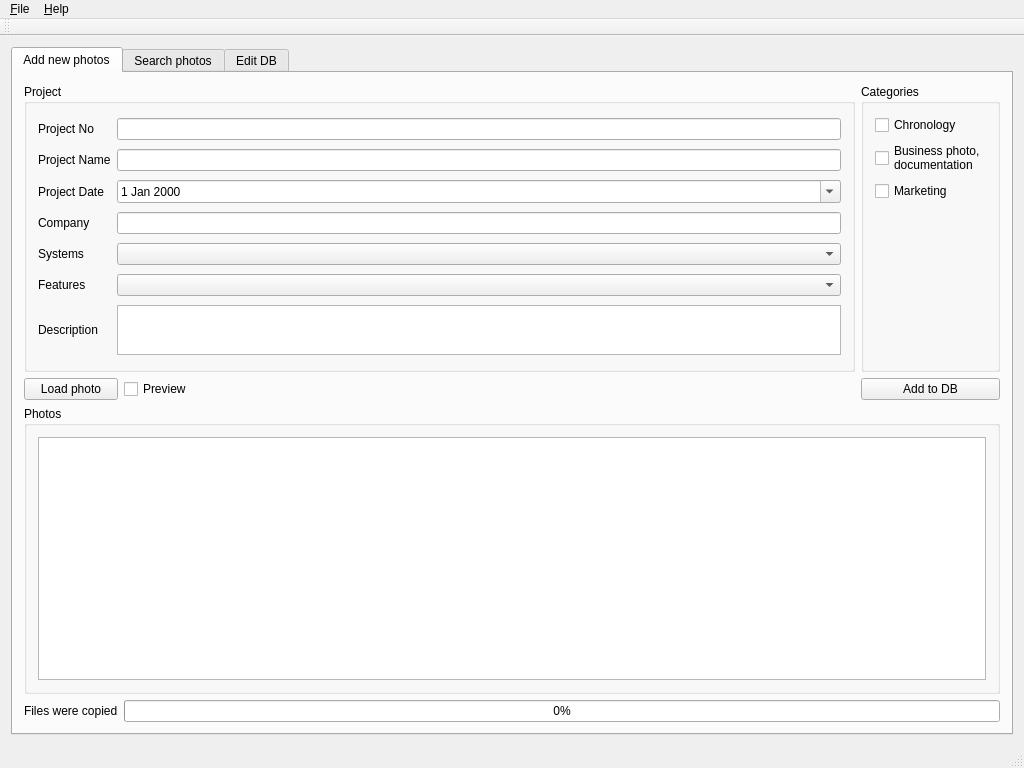
Qt form PhotoManager/mainwindow.ui (pphprj/periphotoproject) before a commit.
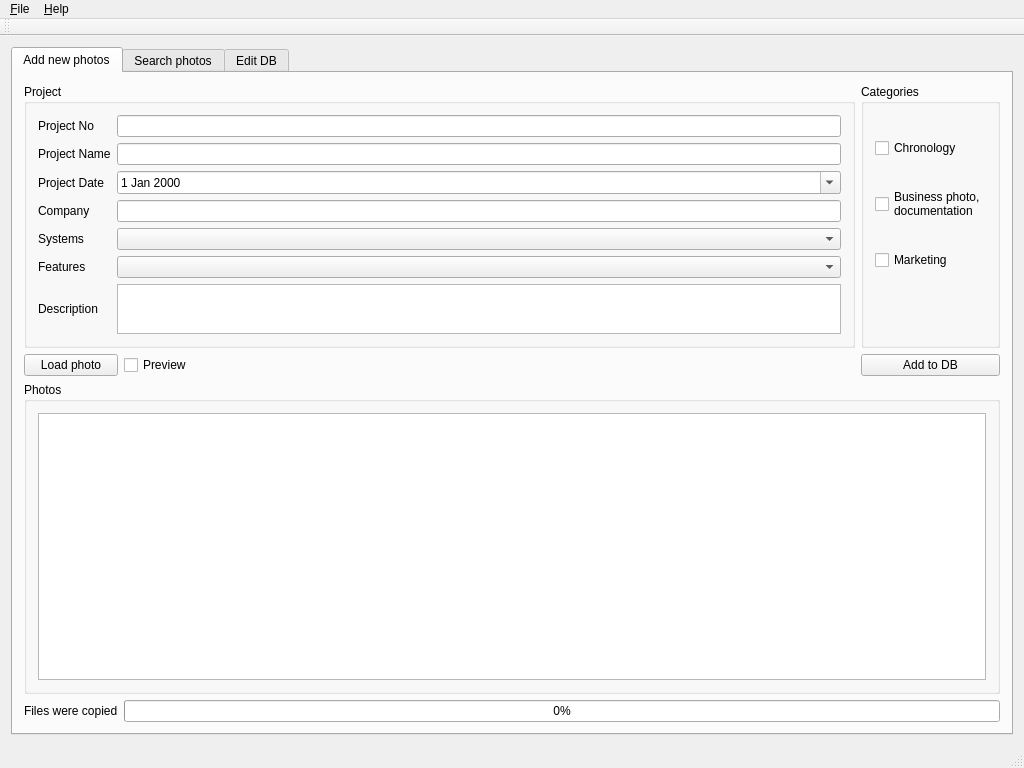
The same form after that commit.

Patch:
```diff
--- a/PhotoManager/mainwindow.ui
+++ b/PhotoManager/mainwindow.ui
@@ -45,45 +45,14 @@
           <string>Add new photos</string>
          </attribute>
          <layout class="QGridLayout" name="gridLayout_5">
-          <item row="1" column="3">
-           <widget class="QPushButton" name="pushButtonAddToDB">
-            <property name="text">
-             <string>Add to DB</string>
-            </property>
-           </widget>
-          </item>
-          <item row="1" column="2">
-           <spacer name="horizontalSpacer">
-            <property name="orientation">
-             <enum>Qt::Horizontal</enum>
-            </property>
-            <property name="sizeHint" stdset="0">
-             <size>
-              <width>40</width>
-              <height>20</height>
-             </size>
-            </property>
-           </spacer>
-          </item>
-          <item row="1" column="0">
-           <widget class="QPushButton" name="pushButtonLoadPhoto">
-            <property name="text">
-             <string>Load photo</string>
-            </property>
-           </widget>
-          </item>
-          <item row="1" column="1">
-           <widget class="QCheckBox" name="checkBoxEnablePreview">
-            <property name="text">
-             <string>Preview</string>
-            </property>
-            <property name="checked">
-             <bool>false</bool>
-            </property>
-           </widget>
-          </item>
           <item row="0" column="0" colspan="3">
            <widget class="QGroupBox" name="groupBoxProject">
+            <property name="sizePolicy">
+             <sizepolicy hsizetype="Preferred" vsizetype="Fixed">
+              <horstretch>0</horstretch>
+              <verstretch>0</verstretch>
+             </sizepolicy>
+            </property>
             <property name="title">
              <string>Project</string>
             </property>
@@ -174,6 +143,12 @@
           </item>
           <item row="0" column="3">
            <widget class="QGroupBox" name="groupBoxCategories">
+            <property name="sizePolicy">
+             <sizepolicy hsizetype="Preferred" vsizetype="Preferred">
+              <horstretch>0</horstretch>
+              <verstretch>0</verstretch>
+             </sizepolicy>
+            </property>
             <property name="title">
              <string>Categories</string>
             </property>
@@ -205,6 +180,9 @@
                <property name="orientation">
                 <enum>Qt::Vertical</enum>
                </property>
+               <property name="sizeType">
+                <enum>QSizePolicy::Preferred</enum>
+               </property>
                <property name="sizeHint" stdset="0">
                 <size>
                  <width>20</width>
@@ -216,7 +194,7 @@
             </layout>
            </widget>
           </item>
-          <item row="4" column="0" colspan="4">
+          <item row="5" column="0" colspan="4">
            <widget class="QGroupBox" name="groupBoxPhotos">
             <property name="title">
              <string>Photos</string>
@@ -238,14 +216,51 @@
             </layout>
            </widget>
           </item>
-          <item row="5" column="1" colspan="3">
+          <item row="2" column="1">
+           <widget class="QCheckBox" name="checkBoxEnablePreview">
+            <property name="text">
+             <string>Preview</string>
+            </property>
+            <property name="checked">
+             <bool>false</bool>
+            </property>
+           </widget>
+          </item>
+          <item row="2" column="3">
+           <widget class="QPushButton" name="pushButtonAddToDB">
+            <property name="text">
+             <string>Add to DB</string>
+            </property>
+           </widget>
+          </item>
+          <item row="2" column="2">
+           <spacer name="horizontalSpacer">
+            <property name="orientation">
+             <enum>Qt::Horizontal</enum>
+            </property>
+            <property name="sizeHint" stdset="0">
+             <size>
+              <width>40</width>
+              <height>20</height>
+             </size>
+            </property>
+           </spacer>
+          </item>
+          <item row="2" column="0">
+           <widget class="QPushButton" name="pushButtonLoadPhoto">
+            <property name="text">
+             <string>Load photo</string>
+            </property>
+           </widget>
+          </item>
+          <item row="6" column="1" colspan="3">
            <widget class="QProgressBar" name="progressBar">
             <property name="value">
              <number>0</number>
             </property>
            </widget>
           </item>
-          <item row="5" column="0">
+          <item row="6" column="0">
            <widget class="QLabel" name="labelFilesCopied">
             <property name="text">
              <string>Files were copied</string>
@@ -493,6 +508,16 @@
                </property>
               </widget>
              </item>
+             <item row="3" column="0">
+              <widget class="QLabel" name="labelCompanyNameSearch">
+               <property name="text">
+                <string>Company</string>
+               </property>
+              </widget>
+             </item>
+             <item row="3" column="1">
+              <widget class="QLineEdit" name="lineEditCompanyNameSearch"/>
+             </item>
             </layout>
            </widget>
           </item>
```
